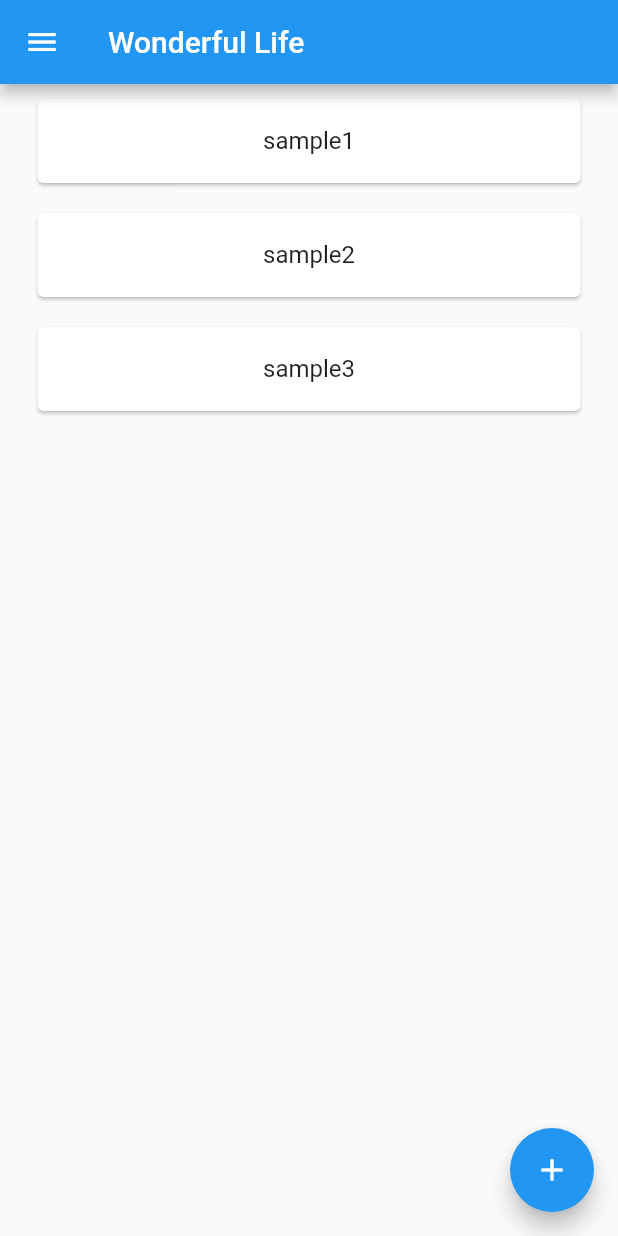
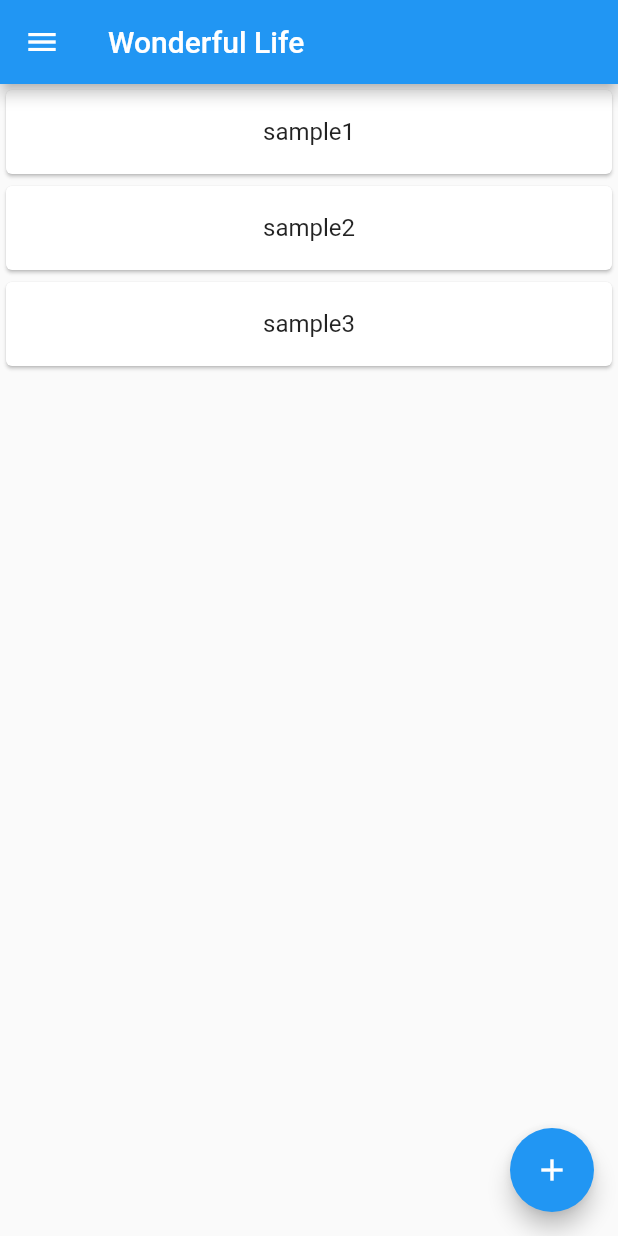
Before and after one commit to HYKTSNG/wonderful_life, a Flutter app: the screen it shows after launch, on a phone screen of 412 x 824 dp. Run offline on Flutter 3.47's test engine with Material 2 defaults, Android fonts, the phone set to English and light mode, and no system bars.

Commit message:
update: 見た目 微修正

```diff
--- a/lib/main.dart
+++ b/lib/main.dart
@@ -101,7 +101,6 @@ class _TodoListPageState extends State<TodoListPage> {
                   ),
                 ),
                 child: Card(
-                  margin: EdgeInsets.symmetric(vertical: 10, horizontal: 25),
                   child: ListTile(
                     title: Text(
                       todoList[index],
```
